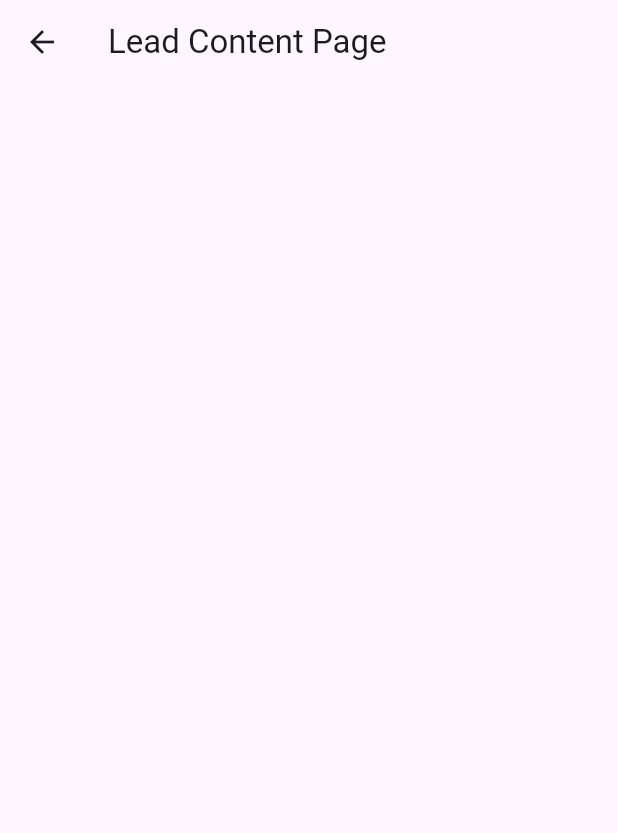
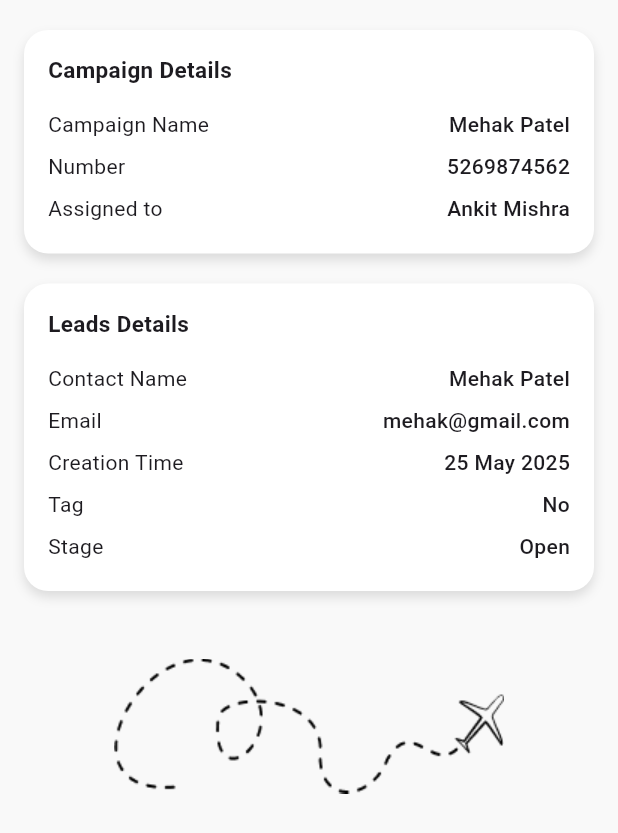
Before and after one commit to Rajankumar9955/CRM, a Flutter app: the LeadsContentPage screen opened directly, on a phone screen of 412 x 824 dp. Shown: the top 833 px of the screen. Run offline on Flutter 3.47's test engine with Material 3 defaults, Android fonts, the phone set to English and light mode, and no system bars; our stand-ins replace percent_indicator.

Commit message:
Lead section done

```diff
--- a/lib/view/home/pages/Walking_Leads/Leads_content_page.dart
+++ b/lib/view/home/pages/Walking_Leads/Leads_content_page.dart
@@ -5,8 +5,100 @@ class LeadsContentPage extends StatelessWidget {
 
   @override
   Widget build(BuildContext context) {
-    return Scaffold(appBar: AppBar(
-      title: Text("Lead Content Page"),
-    ),);
+    return Scaffold(
+      backgroundColor: const Color(0xFFF9F9F9),
+      body: SingleChildScrollView(
+        child: Container(
+          width: double.infinity,
+          padding: const EdgeInsets.symmetric(horizontal: 16, vertical: 20),
+          child: Column(
+            crossAxisAlignment: CrossAxisAlignment.start,
+            children: [
+              _buildCard(
+                title: "Campaign Details",
+                items: const {
+                  "Campaign Name": "Mehak Patel",
+                  "Number": "5269874562",
+                  "Assigned to": "Ankit Mishra",
+                },
+              ),
+              const SizedBox(height: 20),
+              _buildCard(
+                title: "Leads Details",
+                items: const {
+                  "Contact Name": "Mehak Patel",
+                  "Email": "mehak@gmail.com",
+                  "Creation Time": "25 May 2025",
+                  "Tag": "No",
+                  "Stage": "Open",
+                },
+              ),
+              const SizedBox(height: 40),
+              Center(
+                child: Image.asset(
+                  'assets/plane.png',
+                  height: 100,
+                ),
+              )
+            ],
+          ),
+        ),
+      ),
+    );
+  }
+
+  Widget _buildCard({
+    required String title,
+    required Map<String, String> items,
+  }) {
+    return Container(
+      width: double.infinity,
+      padding: const EdgeInsets.all(16),
+      decoration: BoxDecoration(
+        color: Colors.white,
+        borderRadius: BorderRadius.circular(16),
+        boxShadow: const [
+          BoxShadow(
+            color: Colors.black12,
+            blurRadius: 6,
+            offset: Offset(0, 4),
+          )
+        ],
+      ),
+      child: Column(
+        crossAxisAlignment: CrossAxisAlignment.start,
+        children: [
+          Text(
+            title,
+            style: const TextStyle(
+              fontSize: 15,
+              fontWeight: FontWeight.bold,
+            ),
+          ),
+          const SizedBox(height: 12),
+          ...items.entries.map((entry) {
+            return Padding(
+              padding: const EdgeInsets.symmetric(vertical: 4),
+              child: Row(
+                mainAxisAlignment: MainAxisAlignment.spaceBetween,
+                children: [
+                  Text(
+                    entry.key,
+                    style: const TextStyle(fontSize: 14),
+                  ),
+                  Text(
+                    entry.value,
+                    style: const TextStyle(
+                      fontWeight: FontWeight.w500,
+                      fontSize: 14,
+                    ),
+                  ),
+                ],
+              ),
+            );
+          }),
+        ],
+      ),
+    );
   }
 }
```
